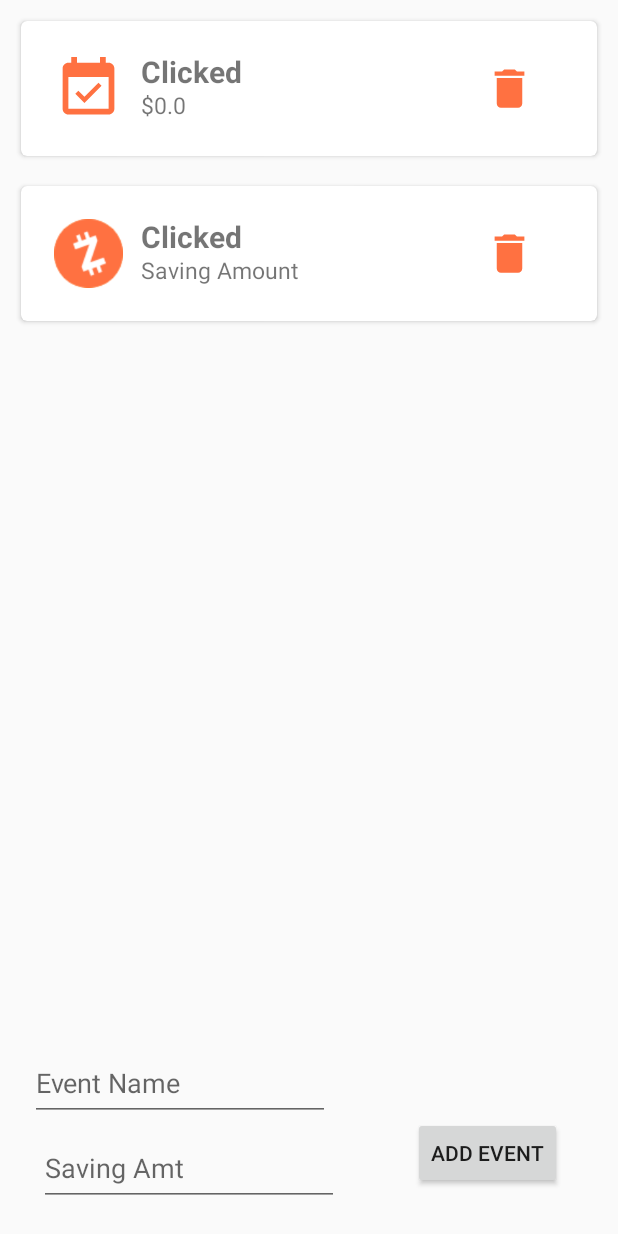
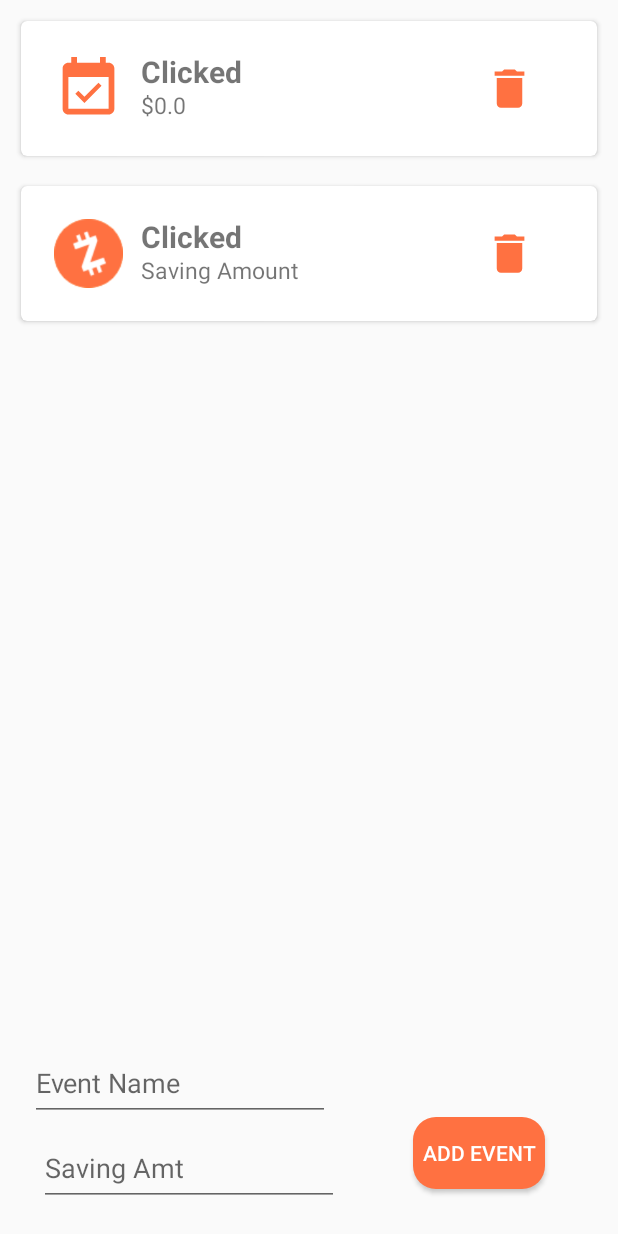
Before and after one commit to FlatFishPrincess/piggyApp, an Android app: the SavingsActivity screen opened directly, with no data from a screen before it, after a tap on an icon or button, on a phone screen of 412 x 824 dp. Run offline under Robolectric (Android 15) with nearby library versions, the phone set to English and light mode, and no system bars; 3 other taps on this screen came first.

Commit message:
added TODO list

```diff
--- a/app/src/main/java/ca/douglascollege/mobileproject/piggy/DashboardFragment.java
+++ b/app/src/main/java/ca/douglascollege/mobileproject/piggy/DashboardFragment.java
@@ -21,6 +21,8 @@
         // Required empty public constructor
     }
 
+
+    // TODO: when user click, transition with animation
 
     @Override
     public View onCreateView(LayoutInflater inflater, ViewGroup container,
--- a/app/src/main/java/ca/douglascollege/mobileproject/piggy/ReportActivity.java
+++ b/app/src/main/java/ca/douglascollege/mobileproject/piggy/ReportActivity.java
@@ -25,12 +25,17 @@
     private PieChart pieChart;
     private BarChart barChart;
 
+    // TODO: color theme, connect database and put values into graph chart array
+
     @Override
     protected void onCreate(Bundle savedInstanceState) {
         super.onCreate(savedInstanceState);
         setContentView(R.layout.activity_report);
 
+        // get piechart
         getPieChart();
+
+        // get bar chart
         getBarChart();
 
     }
@@ -44,6 +49,7 @@
         pieChart.setHighlightPerTapEnabled(true);
 
         //pie entry values
+        // put values into entires array
         List<PieEntry> entries = new ArrayList<>();
 
         entries.add(new PieEntry(18.5f, "Grocery"));
--- a/app/src/main/java/ca/douglascollege/mobileproject/piggy/SavingsActivity.java
+++ b/app/src/main/java/ca/douglascollege/mobileproject/piggy/SavingsActivity.java
@@ -21,6 +21,8 @@
     private Button addBtn;
     private EditText eventTxt;
     private EditText savingAmtTxt;
+
+    // TODO: customizing alert dialog layout, handle user account
 
     private ArrayList<SavingRecyclerView> savingsList;
     @Override
--- a/app/src/main/res/layout/activity_savings.xml
+++ b/app/src/main/res/layout/activity_savings.xml
@@ -44,7 +44,7 @@
         android:layout_alignParentBottom="true"
         android:layout_marginStart="275dp"
         android:layout_marginBottom="31dp"
-        android:text="Add Event" />
-
-
+        android:text="Add Event"
+        android:textColor="@color/textWhite"
+        android:background="@drawable/button_custom"/>
 </RelativeLayout>
```
